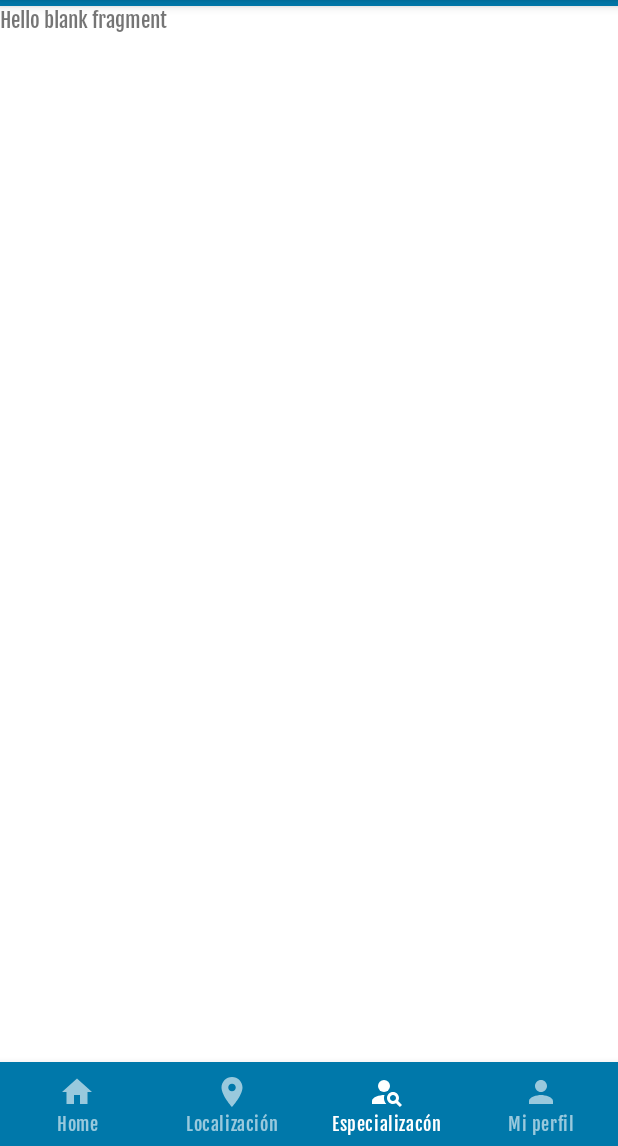
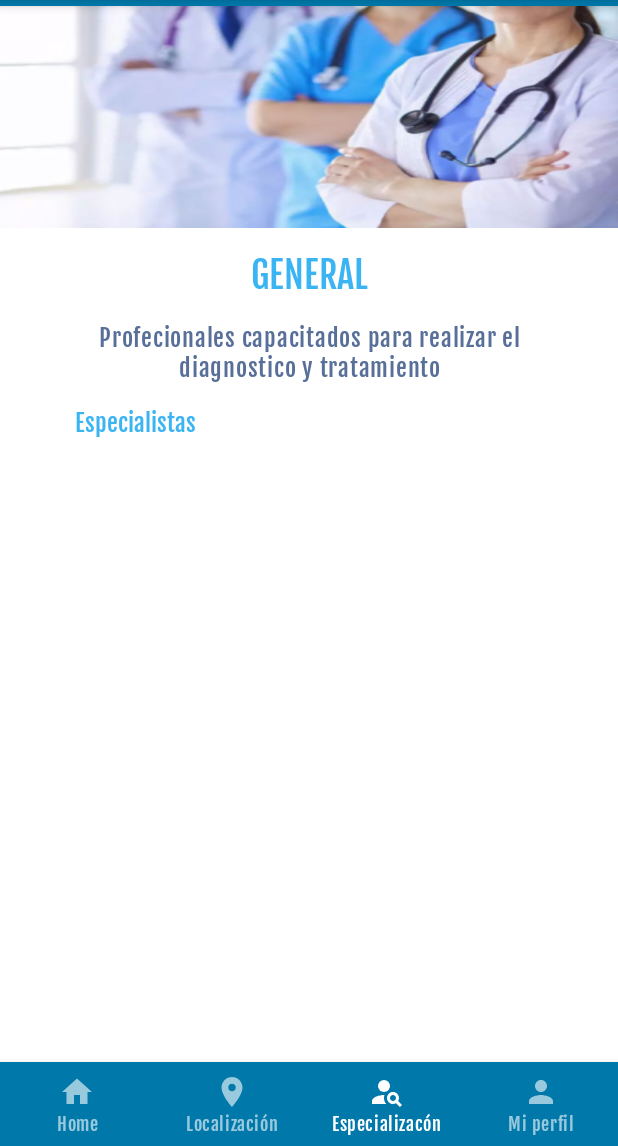
Before and after one commit to DonJuan222/SmartHealth, an Android app: the SpecialistFragment screen opened through its navigation route, on a phone screen of 412 x 824 dp, the part 90-1236 px from its top. Run offline under Robolectric (Android 15) with nearby library versions, the phone set to English and light mode, and no system bars; our stand-ins replace navigation-ui.

Commit message:
se fue de nuevo

```diff
--- a/app/src/main/java/com/example/project002/ServiceModel.kt
+++ b/app/src/main/java/com/example/project002/ServiceModel.kt
@@ -2,8 +2,8 @@ package com.example.project002
 
 data class ServiceModel (
     val id: String,
-    val icon: String,
     val title: String,
-    val description: String
+    val description: String,
+    val icon: String
 
 )
--- a/app/src/main/res/layout/fragment_specialist.xml
+++ b/app/src/main/res/layout/fragment_specialist.xml
@@ -1,14 +1,59 @@
 <?xml version="1.0" encoding="utf-8"?>
-<FrameLayout xmlns:android="http://schemas.android.com/apk/res/android"
+<androidx.constraintlayout.widget.ConstraintLayout xmlns:android="http://schemas.android.com/apk/res/android"
     xmlns:tools="http://schemas.android.com/tools"
     android:layout_width="match_parent"
     android:layout_height="match_parent"
+    xmlns:app="http://schemas.android.com/apk/res-auto"
     tools:context=".SpecialistFragment">
 
-    <!-- TODO: Update blank fragment layout -->
+    <com.google.android.material.imageview.ShapeableImageView
+        android:id="@+id/specialist_banner_image"
+        android:layout_width="0dp"
+        android:layout_height="@dimen/banner_size"
+        app:layout_constraintStart_toStartOf="parent"
+        app:layout_constraintEnd_toEndOf="parent"
+        app:layout_constraintTop_toTopOf="parent"
+        app:srcCompat="@drawable/specialist_img_banner"
+        android:scaleType="fitXY">
+    </com.google.android.material.imageview.ShapeableImageView>
+
     <TextView
-        android:layout_width="match_parent"
-        android:layout_height="match_parent"
-        android:text="@string/hello_blank_fragment" />
+        android:id="@+id/specialist_tittle"
+        android:layout_width="wrap_content"
+        android:layout_height="wrap_content"
+        app:layout_constraintTop_toBottomOf="@id/specialist_banner_image"
+        app:layout_constraintStart_toStartOf="parent"
+        app:layout_constraintEnd_toEndOf="parent"
+        android:text="@string/tittle_general"
+        android:layout_marginVertical="@dimen/default_margin"
+        android:textAppearance="@style/Title_Fragment_Home"
+        />
 
-</FrameLayout>
+    <TextView
+        android:id="@+id/specialist_subtittle"
+        android:layout_width="0dp"
+        android:layout_height="wrap_content"
+        app:layout_constraintTop_toBottomOf="@id/specialist_tittle"
+        app:layout_constraintStart_toStartOf="parent"
+        app:layout_constraintEnd_toEndOf="parent"
+        android:text="@string/specialist_subtittle"
+        android:layout_marginVertical="@dimen/default_margin"
+        android:layout_marginHorizontal="@dimen/big_margin"
+        android:gravity="center"
+        android:textAppearance="@style/Subtitle_Fragment_Home"
+        />
+
+    <TextView
+        android:id="@+id/specialist_tittle_list"
+        android:layout_width="wrap_content"
+        android:layout_height="wrap_content"
+        app:layout_constraintTop_toBottomOf="@id/specialist_subtittle"
+        app:layout_constraintStart_toStartOf="parent"
+        android:text="@string/especialistas_tittle_list"
+        android:layout_marginVertical="@dimen/default_margin"
+        android:layout_marginHorizontal="@dimen/big_margin"
+        android:gravity="center"
+        android:textAppearance="@style/Title_List_Fragment_Home"
+        />
+
+</androidx.constraintlayout.widget.ConstraintLayout>
--- a/app/src/main/res/values/strings.xml
+++ b/app/src/main/res/values/strings.xml
@@ -30,5 +30,8 @@
     <string name="fragment_home_list_services">Todos Nuestros Servicios</string>
     <string name="item_service_derma">Dermatologia</string>
     <string name="item_service_gene">General</string>
+    <string name="tittle_general">General</string>
+    <string name="specialist_subtittle">Profecionales capacitados para realizar el diagnostico y tratamiento</string>
+    <string name="especialistas_tittle_list">Especialistas</string>
 
 </resources>
```
Also changed, not shown: app/src/main/res/drawable-v24/specialist_img_banner.png (added).
